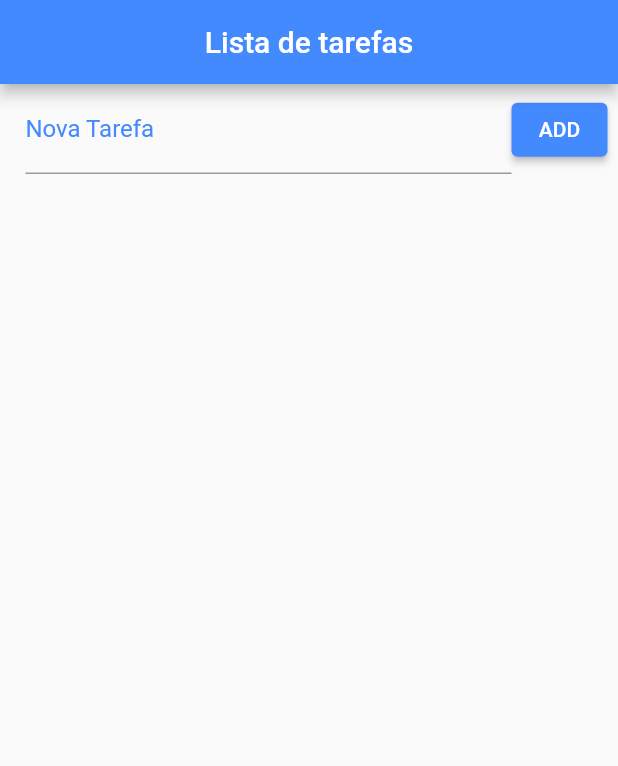
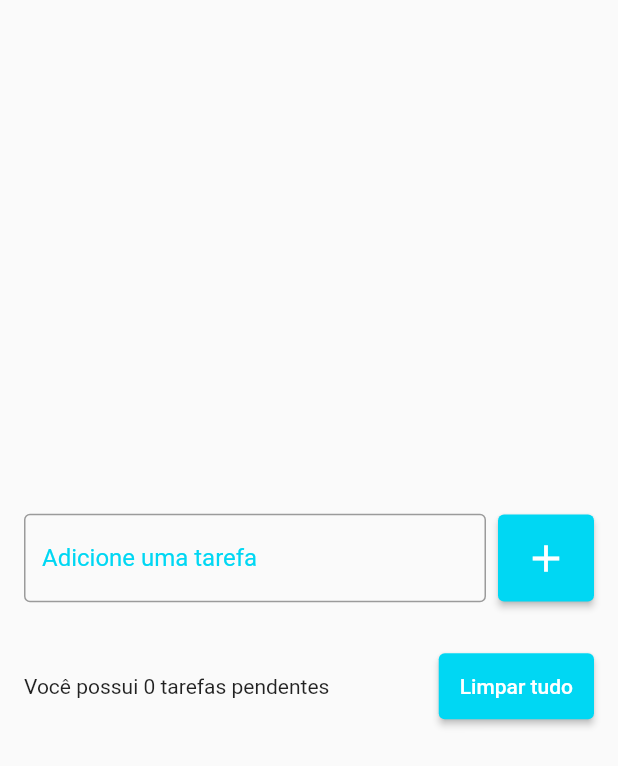
Before and after one commit to Paulocorrentinho/todo_list, a Flutter app: the screen it shows after launch, on a phone screen of 412 x 824 dp. Shown: the top 766 px of the screen. Run offline on Flutter 3.47's test engine with Material 2 defaults, Android fonts, the light colour scheme and no system bars; our stand-ins replace flutter_slidable, shared_preferences.

Commit message:
sequencia projeto

```diff
--- a/lib/main.dart
+++ b/lib/main.dart
@@ -1,121 +1,18 @@
-import 'dart:convert';
-import 'dart:io';
-
 import 'package:flutter/material.dart';
-import 'package:flutter/widgets.dart';
-import 'package:path_provider/path_provider.dart';
+import 'package:todo_list2/pages/todo_list_page.dart';
 
 void main() {
-  runApp(MaterialApp(
-    home: Home(),
-  ));
+  runApp(const MyApp());
 }
 
-class Home extends StatefulWidget {
-  Home({Key? key}) : super(key: key);
-
-  @override
-  _HomeState createState() => _HomeState();
-}
-
-class _HomeState extends State<Home> {
-
-  List _todoList = [];
-
-  final _todoController = TextEditingController();
-
-
-  void _addTodo() {     //adiciona itens na lista
-    setState(() {     //atualiza a tela
-      Map<String, dynamic> newTodo = Map();
-      newTodo["tilte"] = _todoController.text;
-      _todoController.text = "";
-      newTodo["ok"] = false;
-      _todoList.add(newTodo);
-    });
-  }
+class MyApp extends StatelessWidget {
+  const MyApp({Key? key}) : super(key: key);
 
   @override
   Widget build(BuildContext context) {
-    return Scaffold(
-      appBar: AppBar(
-        title: Text("Lista de tarefas"),
-        backgroundColor: Colors.blueAccent,
-        centerTitle: true,
-      ),
-      body: Column(
-        children: [
-          Container(
-            padding: EdgeInsets.fromLTRB(17.0, 1.0, 7.0, 1.0),
-            child: Row(
-              children: [
-                Expanded(
-                  child: TextField(
-                    controller: _todoController,
-                    decoration: InputDecoration(
-                        labelText: "Nova Tarefa",
-                        labelStyle: TextStyle(color: Colors.blueAccent)),
-                  ),
-                ),
-                ElevatedButton(
-                  style: ButtonStyle(
-                    backgroundColor:
-                    MaterialStateProperty.all(Colors.blueAccent),
-                  ),
-                  child: Text("ADD",
-                    style: TextStyle(color: Colors.white),
-                  ),
-                  onPressed: _addTodo,
-                ),
-              ],
-            ),
-          ),
-          Expanded(
-            child: ListView.builder(
-                padding: EdgeInsets.only(top: 10.0),
-                itemCount: _todoList.length,
-                itemBuilder: (context, index) {
-                  return CheckboxListTile( //cria uma opcao de marcar ou desmarcar
-                    title: Text(_todoList[index]["title"]),
-                    value: _todoList[index]["ok"],
-                    secondary: CircleAvatar(
-                      child: Icon(_todoList[index]["ok"] ?
-                      Icons.check : Icons.error,
-                      ),
-                    ),
-                  );
-                }),
-          ),
-        ],
-      ),
+    return MaterialApp(
+      debugShowCheckedModeBanner: false,     //deleta o icone de debug
+      home: TodoListPage(),
     );
   }
-
-
-
-  Future<File> _getFile() async {
-    //funcao para obter arquivo
-    final directory =
-    await getApplicationDocumentsDirectory(); //declara um diretorio e pega o diretorio que vai armazenar os arquivos
-    return File("${directory.path}/data.json");
-  }
-
-  Future<File> _saveData() async {
-    //funcao para salvar o arquivo
-    String data = json.encode(_todoList); //importa uma lista em json
-
-    final file = await _getFile();
-    return file.writeAsString(data);
-  }
-
-  Future<String> _readData() async {
-    //funcao para ler os dados do arquivo
-    try {
-      final file = await _getFile();
-
-      return file.readAsString();
-    } catch (e) {
-      return null.toString();
-    }
-  }
 }
--- /dev/null
+++ b/lib/models/todo.dart
@@ -0,0 +1,18 @@
+class Todo {
+  Todo({required this.title, required this.dateTime});
+
+  Todo.fromjson(Map<String, dynamic> json)
+   : title = json['title'],
+     dateTime = DateTime.parse(json['datetime']);     //converte json para datetime
+
+  String title;
+  DateTime dateTime;
+
+  Map<String, dynamic> toJson() {
+    return {
+      'title': title,
+      'datetime': dateTime.toIso8601String(),     //converte o datetime para json
+    };
+  }
+
+}
--- /dev/null
+++ b/lib/pages/todo_list_page.dart
@@ -0,0 +1,218 @@
+import 'package:flutter/material.dart';
+import 'package:todo_list2/models/todo.dart';
+import 'package:todo_list2/repositories/todo_repository.dart';
+import 'package:todo_list2/widgets/todo_list_item.dart';
+
+class TodoListPage extends StatefulWidget {
+  TodoListPage({Key? key}) : super(key: key);
+
+  @override
+  State<TodoListPage> createState() => _TodoListPageState();
+}
+
+class _TodoListPageState extends State<TodoListPage> {
+  final TextEditingController todoController =
+      TextEditingController(); //cria um controlador
+  final TodoRepository todoRepository = TodoRepository();
+
+  List<Todo> todos = []; //cria uma lista
+  Todo? deletedTodo;
+  int? deletedTodoPos;
+
+  String? errorText;
+
+  @override
+  void initState() {
+    super.initState();
+
+    todoRepository.getTodoList().then((value) {
+      setState(() {
+        todos = value;
+      });
+    });
+  }
+
+  @override
+  Widget build(BuildContext context) {
+    return SafeArea(
+      //impede o app de entrar na area dos icones de horario, etc
+      child: Scaffold(
+        body: Center(
+          child: Padding(
+            padding: const EdgeInsets.all(16),
+            child: Column(
+              mainAxisSize: MainAxisSize.min,
+              children: [
+                Row(
+                  children: [
+                    Expanded(
+                      //widget que define a largura necessaria para o campo de texto
+                      child: TextField(
+                        controller: todoController,
+                        decoration: InputDecoration(
+                          border: OutlineInputBorder(),
+                          labelText: 'Adicione uma tarefa',
+                          hintText: 'Ex. Estudar Flutter',
+                          errorText: errorText,
+                          focusedBorder: OutlineInputBorder(
+                            borderSide: BorderSide(
+                              color: Color(0xff00d7f3),
+                              width: 2,
+                            ),
+                          ),
+                          labelStyle: TextStyle(
+                            color: Color(0xff00d7f3),
+                          ),
+                        ),
+                      ),
+                    ),
+                    SizedBox(width: 8),
+                    ElevatedButton(
+                      onPressed: () {
+                        String text = todoController
+                            .text; //cria uma variavel para armazenamento
+
+                        if (text.isEmpty) {
+                          setState(() {
+                            errorText = 'O título não pode ser vazio!';
+                          });
+                          return;
+                        }
+                        setState(() {
+                          Todo newTodo = Todo(
+                            title: text,
+                            dateTime: DateTime.now(),
+                          );
+                          todos.add(newTodo); //adiciona os itens na lista
+                          errorText = null;
+                        });
+                        todoController.clear();
+                        todoRepository.saveTodoList(todos);
+                      },
+                      style: ElevatedButton.styleFrom(
+                        primary: Color(0xff00d7f3),
+                        //fixedSize: Size(100, 200),     //define o tamanho do botao
+                        padding: EdgeInsets.all(14),
+                      ),
+                      child: Icon(
+                        Icons.add,
+                        size: 30,
+                      ),
+                    ),
+                  ],
+                ),
+                SizedBox(height: 16),
+                //da um espasamento de altura entre as rows
+                Flexible(
+                  child: ListView(
+                    //cria uma lista com rolamento dos itens
+                    shrinkWrap: true,
+                    //define o tamanho de uma lista de acordo com a quantidade de itens
+                    children: [
+                      for (Todo todo in todos)
+                        TodolistItem(
+                          todo: todo,
+                          onDelete: onDelete,
+                        ),
+                    ],
+                  ),
+                ),
+                SizedBox(height: 16),
+                Row(
+                  children: [
+                    Expanded(
+                      child: Text(
+                        'Você possui ${todos.length} tarefas pendentes', //conta os itens da lista
+                      ),
+                    ),
+                    SizedBox(width: 8),
+                    ElevatedButton(
+                      onPressed: showDeleteTodosConfirmationDialog,
+                      style: ElevatedButton.styleFrom(
+                        primary: Color(0xff00d7f3),
+                        //fixedSize: Size(100, 200),     //define o tamanho do botao
+                        padding: EdgeInsets.all(14),
+                      ),
+                      child: Text('Limpar tudo'),
+                    ),
+                  ],
+                ),
+              ],
+            ),
+          ),
+        ),
+      ),
+    );
+  }
+
+  void onDelete(Todo todo) {
+    deletedTodo = todo; //armazena o item da lista
+    deletedTodoPos =
+        todos.indexOf(todo); //armazena a posicao da lista na variavel
+    setState(() {
+      todos.remove(todo);
+    });
+    todoRepository.saveTodoList(todos);
+
+    ScaffoldMessenger.of(context).clearSnackBars(); //deleta a snackbar
+    ScaffoldMessenger.of(context).showSnackBar(
+      //cria uma snackbar
+      SnackBar(
+        content: Text('Tarefa ${todo.title} foi removida com sucesso!',
+            style: TextStyle(
+              color: Color(0xff060708),
+            )),
+        backgroundColor: Colors.white,
+        action: SnackBarAction(
+          //cria um botao de desfazer no snackbar
+          label: 'Desfazer',
+          textColor: const Color(0xff00d7f3),
+          onPressed: () {
+            setState(() {
+              //atualiza a pagina
+              todos.insert(deletedTodoPos!, deletedTodo!);
+            });
+            todoRepository.saveTodoList(todos);
+          },
+        ),
+        duration: const Duration(seconds: 5), //define a duracao da snackbar
+      ),
+    );
+  }
+
+  void showDeleteTodosConfirmationDialog() {
+    //cria um alerta
+    showDialog(
+      context: context,
+      builder: (context) => AlertDialog(
+        title: Text('Limpar tudo?'),
+        content: Text('Você tem certeza que deseja apagar todas as tarefas?'),
+        actions: [
+          TextButton(
+            onPressed: () {
+              Navigator.of(context).pop(); //cancela o dialogo
+            },
+            style: TextButton.styleFrom(primary: Color(0xff00d7f3)),
+            child: Text('Cancelar'),
+          ),
+          TextButton(
+            onPressed: () {
+              Navigator.of(context).pop(); //cancela o dialogo
+              deleteAllTodos(); //comando que deleta todos os itens
+            },
+            style: TextButton.styleFrom(primary: Colors.red),
+            child: Text('Limpar Tudo'),
+          ),
+        ],
+      ),
+    );
+  }
+
+  void deleteAllTodos() {
+    //funcao que deleta os itens
+    setState(() {
+      todos.clear();
+    });
+    todoRepository.saveTodoList(todos);
+  }
+}
--- /dev/null
+++ b/lib/repositories/todo_repository.dart
@@ -0,0 +1,25 @@
+import 'dart:convert';
+
+import 'dart:convert';
+import 'package:shared_preferences/shared_preferences.dart';
+import 'package:todo_list2/models/todo.dart';
+
+const todolistKey = 'todo_list';
+
+class TodoRepository {
+
+  late SharedPreferences sharedPreferences;
+
+  Future<List<Todo>> getTodoList() async {
+    sharedPreferences = await SharedPreferences.getInstance();
+    final String jsonString = sharedPreferences.getString(todolistKey) ?? '[]';
+    final List jsonDecoded = json.decode(jsonString) as List;     //convert json para string
+    return jsonDecoded.map((e) => Todo.fromjson(e)).toList();     //converte json para map e de map para lista
+  }
+
+  void saveTodoList(List<Todo> todos) {
+    final String jsonString = json.encode(todos);     //converte a lista em json
+    sharedPreferences.setString(todolistKey, jsonString);     //armazena a lista em json
+  }
+
+}
--- a/pubspec.yaml
+++ b/pubspec.yaml
@@ -1,4 +1,4 @@
-name: lista_de_tarefas_2
+name: todo_list2
 description: A new Flutter project.
 
 # The following line prevents the package from being accidentally published to
@@ -34,7 +34,9 @@ dependencies:
   # The following adds the Cupertino Icons font to your application.
   # Use with the CupertinoIcons class for iOS style icons.
   cupertino_icons: ^1.0.2
-  path_provider: "^2.0.9"
+  intl:
+  flutter_slidable: ^0.6.0
+  shared_preferences: ^2.0.8
 
 dev_dependencies:
   flutter_test:
```
Also changed, not shown: lib/widgets/todo_list_item.dart (added, +64 -0 lines), pubspec.lock, 11 other files.
